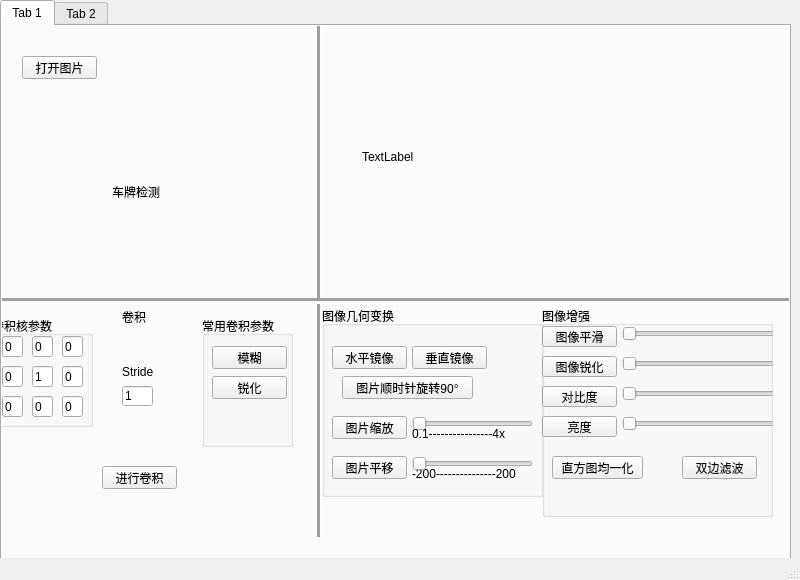
First picture: the form in main.ui, repository GongZikang/image_processing_demo, before the edit.
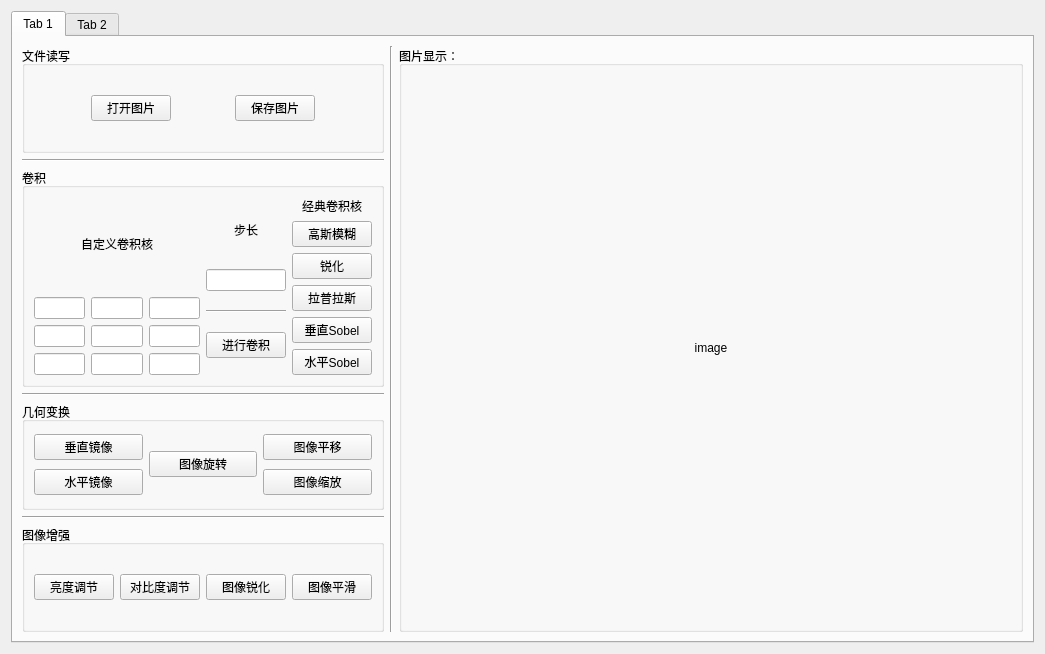
Second picture: the form after the edit.

Commit message: 添加初始提醒图片 重构ui布局，可拉伸窗口适配各元素大小

What changed in the file:
```diff
--- a/main.ui
+++ b/main.ui
@@ -1,666 +1,489 @@
 <?xml version="1.0" encoding="UTF-8"?>
 <ui version="4.0">
  <class>ImageProcessing</class>
- <widget class="QMainWindow" name="ImageProcessing">
+ <widget class="QWidget" name="ImageProcessing">
   <property name="geometry">
    <rect>
     <x>0</x>
     <y>0</y>
-    <width>800</width>
-    <height>580</height>
+    <width>904</width>
+    <height>654</height>
    </rect>
   </property>
-  <property name="minimumSize">
-   <size>
-    <width>800</width>
-    <height>580</height>
-   </size>
-  </property>
-  <property name="maximumSize">
-   <size>
-    <width>1600</width>
-    <height>1160</height>
-   </size>
-  </property>
   <property name="windowTitle">
    <string>ImageProcessing</string>
   </property>
-  <property name="whatsThis">
-   <string/>
-  </property>
-  <property name="animated">
-   <bool>true</bool>
-  </property>
-  <widget class="QWidget" name="centralwidget">
-   <widget class="QPushButton" name="pushButton_9">
-    <property name="geometry">
-     <rect>
-      <x>10</x>
-      <y>40</y>
-      <width>75</width>
-      <height>23</height>
-     </rect>
-    </property>
-    <property name="text">
-     <string>上传图像</string>
-    </property>
-   </widget>
-   <widget class="QTabWidget" name="tabWidget">
-    <property name="geometry">
-     <rect>
-      <x>0</x>
-      <y>0</y>
-      <width>791</width>
-      <height>601</height>
-     </rect>
-    </property>
-    <property name="currentIndex">
-     <number>0</number>
-    </property>
-    <widget class="QWidget" name="tab">
-     <attribute name="title">
-      <string>Tab 1</string>
-     </attribute>
-     <widget class="QLabel" name="label_4">
-      <property name="geometry">
-       <rect>
-        <x>110</x>
-        <y>160</y>
-        <width>54</width>
-        <height>12</height>
-       </rect>
-      </property>
-      <property name="text">
-       <string>车牌检测</string>
-      </property>
+  <layout class="QHBoxLayout" name="horizontalLayout_7">
+   <item>
+    <widget class="QTabWidget" name="tabWidget">
+     <property name="currentIndex">
+      <number>0</number>
+     </property>
+     <widget class="QWidget" name="tab">
+      <attribute name="title">
+       <string>Tab 1</string>
+      </attribute>
+      <layout class="QHBoxLayout" name="horizontalLayout_9">
+       <item>
+        <layout class="QHBoxLayout" name="horizontalLayout_3" stretch="0,0,0">
+         <item>
+          <layout class="QVBoxLayout" name="verticalLayout_5" stretch="0,0,0,0,0,0,0">
+           <property name="rightMargin">
+            <number>0</number>
+           </property>
+           <item>
+            <layout class="QHBoxLayout" name="horizontalLayout_6">
+             <item>
+              <widget class="QGroupBox" name="groupBox_2">
+               <property name="title">
+                <string>文件读写</string>
+               </property>
+               <layout class="QHBoxLayout" name="horizontalLayout_11">
+                <item>
+                 <spacer name="horizontalSpacer_2">
+                  <property name="orientation">
+                   <enum>Qt::Horizontal</enum>
+                  </property>
+                  <property name="sizeHint" stdset="0">
+                   <size>
+                    <width>40</width>
+                    <height>20</height>
+                   </size>
+                  </property>
+                 </spacer>
+                </item>
+                <item>
+                 <widget class="QPushButton" name="b_open_image">
+                  <property name="text">
+                   <string>打开图片</string>
+                  </property>
+                 </widget>
+                </item>
+                <item>
+                 <spacer name="horizontalSpacer">
+                  <property name="orientation">
+                   <enum>Qt::Horizontal</enum>
+                  </property>
+                  <property name="sizeHint" stdset="0">
+                   <size>
+                    <width>40</width>
+                    <height>20</height>
+                   </size>
+                  </property>
+                 </spacer>
+                </item>
+                <item>
+                 <widget class="QPushButton" name="b_save_image">
+                  <property name="text">
+                   <string>保存图片</string>
+                  </property>
+                 </widget>
+                </item>
+                <item>
+                 <spacer name="horizontalSpacer_3">
+                  <property name="orientation">
+                   <enum>Qt::Horizontal</enum>
+                  </property>
+                  <property name="sizeHint" stdset="0">
+                   <size>
+                    <width>40</width>
+                    <height>20</height>
+                   </size>
+                  </property>
+                 </spacer>
+                </item>
+               </layout>
+              </widget>
+             </item>
+            </layout>
+           </item>
+           <item>
+            <widget class="Line" name="line_2">
+             <property name="orientation">
+              <enum>Qt::Horizontal</enum>
+             </property>
+            </widget>
+           </item>
+           <item>
+            <layout class="QHBoxLayout" name="horizontalLayout_4">
+             <item>
+              <widget class="QGroupBox" name="groupBox_3">
+               <property name="title">
+                <string>卷积</string>
+               </property>
+               <layout class="QHBoxLayout" name="horizontalLayout_18">
+                <item>
+                 <layout class="QHBoxLayout" name="horizontalLayout_17">
+                  <item>
+                   <layout class="QVBoxLayout" name="verticalLayout_6">
+                    <item>
+                     <widget class="QLabel" name="label_3">
+                      <property name="sizePolicy">
+                       <sizepolicy hsizetype="Minimum" vsizetype="Minimum">
+                        <horstretch>0</horstretch>
+                        <verstretch>0</verstretch>
+                       </sizepolicy>
+                      </property>
+                      <property name="text">
+                       <string>自定义卷积核</string>
+                      </property>
+                      <property name="alignment">
+                       <set>Qt::AlignCenter</set>
+                      </property>
+                     </widget>
+                    </item>
+                    <item>
+                     <layout class="QVBoxLayout" name="verticalLayout_8">
+                      <item>
+                       <layout class="QHBoxLayout" name="horizontalLayout_12">
+                        <item>
+                         <widget class="QLineEdit" name="lineEdit"/>
+                        </item>
+                        <item>
+                         <widget class="QLineEdit" name="lineEdit_2"/>
+                        </item>
+                        <item>
+                         <widget class="QLineEdit" name="lineEdit_3"/>
+                        </item>
+                       </layout>
+                      </item>
+                      <item>
+                       <layout class="QHBoxLayout" name="horizontalLayout_13">
+                        <item>
+                         <widget class="QLineEdit" name="lineEdit_4"/>
+                        </item>
+                        <item>
+                         <widget class="QLineEdit" name="lineEdit_5"/>
+                        </item>
+                        <item>
+                         <widget class="QLineEdit" name="lineEdit_6"/>
+                        </item>
+                       </layout>
+                      </item>
+                      <item>
+                       <layout class="QHBoxLayout" name="horizontalLayout_14">
+                        <item>
+                         <widget class="QLineEdit" name="lineEdit_7"/>
+                        </item>
+                        <item>
+                         <widget class="QLineEdit" name="lineEdit_8"/>
+                        </item>
+                        <item>
+                         <widget class="QLineEdit" name="lineEdit_9"/>
+                        </item>
+                       </layout>
+                      </item>
+                     </layout>
+                    </item>
+                   </layout>
+                  </item>
+                  <item>
+                   <layout class="QVBoxLayout" name="verticalLayout_9" stretch="0,0,0,0">
+                    <item>
+                     <widget class="QLabel" name="label">
+                      <property name="sizePolicy">
+                       <sizepolicy hsizetype="Minimum" vsizetype="Minimum">
+                        <horstretch>1</horstretch>
+                        <verstretch>1</verstretch>
+                       </sizepolicy>
+                      </property>
+                      <property name="maximumSize">
+                       <size>
+                        <width>200</width>
+                        <height>40</height>
+                       </size>
+                      </property>
+                      <property name="text">
+                       <string>步长</string>
+                      </property>
+                      <property name="alignment">
+                       <set>Qt::AlignCenter</set>
+                      </property>
+                     </widget>
+                    </item>
+                    <item>
+                     <widget class="QLineEdit" name="lineEdit_10">
+                      <property name="sizePolicy">
+                       <sizepolicy hsizetype="Expanding" vsizetype="Fixed">
+                        <horstretch>2</horstretch>
+                        <verstretch>2</verstretch>
+                       </sizepolicy>
+                      </property>
+                     </widget>
+                    </item>
+                    <item>
+                     <widget class="Line" name="line_5">
+                      <property name="sizePolicy">
+                       <sizepolicy hsizetype="Minimum" vsizetype="Fixed">
+                        <horstretch>1</horstretch>
+                        <verstretch>1</verstretch>
+                       </sizepolicy>
+                      </property>
+                      <property name="orientation">
+                       <enum>Qt::Horizontal</enum>
+                      </property>
+                     </widget>
+                    </item>
+                    <item>
+                     <widget class="QPushButton" name="pushButton_16">
+                      <property name="sizePolicy">
+                       <sizepolicy hsizetype="Minimum" vsizetype="Fixed">
+                        <horstretch>1</horstretch>
+                        <verstretch>1</verstretch>
+                       </sizepolicy>
+                      </property>
+                      <property name="text">
+                       <string>进行卷积</string>
+                      </property>
+                     </widget>
+                    </item>
+                   </layout>
+                  </item>
+                  <item>
+                   <layout class="QVBoxLayout" name="verticalLayout_7">
+                    <item>
+                     <widget class="QLabel" name="label_4">
+                      <property name="sizePolicy">
+                       <sizepolicy hsizetype="Minimum" vsizetype="Minimum">
+                        <horstretch>0</horstretch>
+                        <verstretch>0</verstretch>
+                       </sizepolicy>
+                      </property>
+                      <property name="text">
+                       <string>经典卷积核</string>
+                      </property>
+                      <property name="alignment">
+                       <set>Qt::AlignCenter</set>
+                      </property>
+                     </widget>
+                    </item>
+                    <item>
+                     <widget class="QPushButton" name="pushButton_11">
+                      <property name="text">
+                       <string>高斯模糊</string>
+                      </property>
+                     </widget>
+                    </item>
+                    <item>
+                     <widget class="QPushButton" name="pushButton_12">
+                      <property name="text">
+                       <string>锐化</string>
+                      </property>
+                     </widget>
+                    </item>
+                    <item>
+                     <widget class="QPushButton" name="pushButton_13">
+                      <property name="text">
+                       <string>拉普拉斯</string>
+                      </property>
+                     </widget>
+                    </item>
+                    <item>
+                     <widget class="QPushButton" name="pushButton_14">
+                      <property name="text">
+                       <string>垂直Sobel</string>
+                      </property>
+                     </widget>
+                    </item>
+                    <item>
+                     <widget class="QPushButton" name="pushButton_15">
+                      <property name="text">
+                       <string>水平Sobel</string>
+                      </property>
+                     </widget>
+                    </item>
+                   </layout>
+                  </item>
+                 </layout>
+                </item>
+               </layout>
+              </widget>
+             </item>
+            </layout>
+           </item>
+           <item>
+            <widget class="Line" name="line_3">
+             <property name="orientation">
+              <enum>Qt::Horizontal</enum>
+             </property>
+            </widget>
+           </item>
+           <item>
+            <widget class="QGroupBox" name="groupBox_5">
+             <property name="title">
+              <string>几何变换</string>
+             </property>
+             <layout class="QHBoxLayout" name="horizontalLayout_16">
+              <item>
+               <layout class="QVBoxLayout" name="verticalLayout_10">
+                <item>
+                 <widget class="QPushButton" name="pushButton_7">
+                  <property name="text">
+                   <string>垂直镜像</string>
+                  </property>
+                 </widget>
+                </item>
+                <item>
+                 <widget class="QPushButton" name="pushButton_6">
+                  <property name="text">
+                   <string>水平镜像</string>
+                  </property>
+                 </widget>
+                </item>
+               </layout>
+              </item>
+              <item>
+               <widget class="QPushButton" name="pushButton_8">
+                <property name="text">
+                 <string>图像旋转</string>
+                </property>
+               </widget>
+              </item>
+              <item>
+               <layout class="QVBoxLayout" name="verticalLayout_11">
+                <item>
+                 <widget class="QPushButton" name="pushButton_10">
+                  <property name="text">
+                   <string>图像平移</string>
+                  </property>
+                 </widget>
+                </item>
+                <item>
+                 <widget class="QPushButton" name="pushButton_9">
+                  <property name="text">
+                   <string>图像缩放</string>
+                  </property>
+                 </widget>
+                </item>
+               </layout>
+              </item>
+             </layout>
+            </widget>
+           </item>
+           <item>
+            <widget class="Line" name="line_4">
+             <property name="orientation">
+              <enum>Qt::Horizontal</enum>
+             </property>
+            </widget>
+           </item>
+           <item>
+            <layout class="QHBoxLayout" name="horizontalLayout_5">
+             <item>
+              <widget class="QGroupBox" name="groupBox_4">
+               <property name="title">
+                <string>图像增强</string>
+               </property>
+               <layout class="QHBoxLayout" name="horizontalLayout_15">
+                <item>
+                 <widget class="QPushButton" name="pushButton_5">
+                  <property name="text">
+                   <string>亮度调节</string>
+                  </property>
+                 </widget>
+                </item>
+                <item>
+                 <widget class="QPushButton" name="pushButton_4">
+                  <property name="text">
+                   <string>对比度调节</string>
+                  </property>
+                 </widget>
+                </item>
+                <item>
+                 <widget class="QPushButton" name="pushButton_3">
+                  <property name="text">
+                   <string>图像锐化</string>
+                  </property>
+                 </widget>
+                </item>
+                <item>
+                 <widget class="QPushButton" name="pushButton_2">
+                  <property name="text">
+                   <string>图像平滑</string>
+                  </property>
+                 </widget>
+                </item>
+               </layout>
+              </widget>
+             </item>
+            </layout>
+           </item>
+          </layout>
+         </item>
+         <item>
+          <widget class="Line" name="line">
+           <property name="orientation">
+            <enum>Qt::Vertical</enum>
+           </property>
+          </widget>
+         </item>
+         <item>
+          <layout class="QVBoxLayout" name="verticalLayout_2" stretch="0">
+           <item>
+            <layout class="QVBoxLayout" name="verticalLayout_4">
+             <item>
+              <widget class="QGroupBox" name="groupBox">
+               <property name="title">
+                <string>图片显示：</string>
+               </property>
+               <layout class="QHBoxLayout" name="horizontalLayout_8">
+                <item>
+                 <widget class="QLabel" name="image_label">
+                  <property name="sizePolicy">
+                   <sizepolicy hsizetype="Preferred" vsizetype="Preferred">
+                    <horstretch>5</horstretch>
+                    <verstretch>0</verstretch>
+                   </sizepolicy>
+                  </property>
+                  <property name="minimumSize">
+                   <size>
+                    <width>600</width>
+                    <height>400</height>
+                   </size>
+                  </property>
+                  <property name="text">
+                   <string>image</string>
+                  </property>
+                  <property name="alignment">
+                   <set>Qt::AlignCenter</set>
+                  </property>
+                 </widget>
+                </item>
+               </layout>
+              </widget>
+             </item>
+            </layout>
+           </item>
+          </layout>
+         </item>
+        </layout>
+       </item>
+      </layout>
      </widget>
-     <widget class="QPushButton" name="pushButton_10">
-      <property name="geometry">
-       <rect>
-        <x>100</x>
-        <y>440</y>
-        <width>75</width>
-        <height>23</height>
-       </rect>
-      </property>
-      <property name="text">
-       <string>进行卷积</string>
-      </property>
+     <widget class="QWidget" name="tab_2">
+      <attribute name="title">
+       <string>Tab 2</string>
+      </attribute>
+      <layout class="QHBoxLayout" name="horizontalLayout_10">
+       <item>
+        <widget class="QPushButton" name="pushButton">
+         <property name="text">
+          <string>PushButton</string>
+         </property>
+        </widget>
+       </item>
+       <item>
+        <widget class="QLabel" name="label_2">
+         <property name="text">
+          <string>TextLabel</string>
+         </property>
+        </widget>
+       </item>
+      </layout>
      </widget>
-     <widget class="QGroupBox" name="groupBox_2">
-      <property name="geometry">
-       <rect>
-        <x>540</x>
-        <y>280</y>
-        <width>231</width>
-        <height>211</height>
-       </rect>
-      </property>
-      <property name="title">
-       <string>图像增强</string>
-      </property>
-      <widget class="QPushButton" name="pushButton_6">
-       <property name="geometry">
-        <rect>
-         <x>140</x>
-         <y>150</y>
-         <width>75</width>
-         <height>23</height>
-        </rect>
-       </property>
-       <property name="text">
-        <string>双边滤波</string>
-       </property>
-      </widget>
-      <widget class="QSlider" name="horizontalSlider_3">
-       <property name="geometry">
-        <rect>
-         <x>80</x>
-         <y>80</y>
-         <width>160</width>
-         <height>16</height>
-        </rect>
-       </property>
-       <property name="orientation">
-        <enum>Qt::Horizontal</enum>
-       </property>
-      </widget>
-      <widget class="QPushButton" name="pushButton_4">
-       <property name="geometry">
-        <rect>
-         <x>0</x>
-         <y>110</y>
-         <width>75</width>
-         <height>21</height>
-        </rect>
-       </property>
-       <property name="text">
-        <string>亮度</string>
-       </property>
-      </widget>
-      <widget class="QSlider" name="horizontalSlider_2">
-       <property name="geometry">
-        <rect>
-         <x>80</x>
-         <y>50</y>
-         <width>160</width>
-         <height>16</height>
-        </rect>
-       </property>
-       <property name="orientation">
-        <enum>Qt::Horizontal</enum>
-       </property>
-      </widget>
-      <widget class="QPushButton" name="pushButton_5">
-       <property name="geometry">
-        <rect>
-         <x>10</x>
-         <y>150</y>
-         <width>91</width>
-         <height>23</height>
-        </rect>
-       </property>
-       <property name="text">
-        <string>直方图均一化</string>
-       </property>
-      </widget>
-      <widget class="QSlider" name="horizontalSlider">
-       <property name="geometry">
-        <rect>
-         <x>80</x>
-         <y>20</y>
-         <width>160</width>
-         <height>16</height>
-        </rect>
-       </property>
-       <property name="orientation">
-        <enum>Qt::Horizontal</enum>
-       </property>
-      </widget>
-      <widget class="QPushButton" name="pushButton">
-       <property name="geometry">
-        <rect>
-         <x>0</x>
-         <y>20</y>
-         <width>75</width>
-         <height>21</height>
-        </rect>
-       </property>
-       <property name="text">
-        <string>图像平滑</string>
-       </property>
-      </widget>
-      <widget class="QPushButton" name="pushButton_2">
-       <property name="geometry">
-        <rect>
-         <x>0</x>
-         <y>50</y>
-         <width>75</width>
-         <height>21</height>
-        </rect>
-       </property>
-       <property name="text">
-        <string>图像锐化</string>
-       </property>
-      </widget>
-      <widget class="QSlider" name="horizontalSlider_4">
-       <property name="geometry">
-        <rect>
-         <x>80</x>
-         <y>110</y>
-         <width>160</width>
-         <height>16</height>
-        </rect>
-       </property>
-       <property name="orientation">
-        <enum>Qt::Horizontal</enum>
-       </property>
-      </widget>
-      <widget class="QPushButton" name="pushButton_3">
-       <property name="geometry">
-        <rect>
-         <x>0</x>
-         <y>80</y>
-         <width>75</width>
-         <height>21</height>
-        </rect>
-       </property>
-       <property name="text">
-        <string>对比度</string>
-       </property>
-      </widget>
-     </widget>
-     <widget class="QLabel" name="label_3">
-      <property name="geometry">
-       <rect>
-        <x>120</x>
-        <y>340</y>
-        <width>54</width>
-        <height>12</height>
-       </rect>
-      </property>
-      <property name="text">
-       <string>Stride</string>
-      </property>
-     </widget>
-     <widget class="QGroupBox" name="groupBox_4">
-      <property name="geometry">
-       <rect>
-        <x>200</x>
-        <y>290</y>
-        <width>91</width>
-        <height>131</height>
-       </rect>
-      </property>
-      <property name="title">
-       <string>常用卷积参数</string>
-      </property>
-      <widget class="QPushButton" name="pushButton_7">
-       <property name="geometry">
-        <rect>
-         <x>10</x>
-         <y>30</y>
-         <width>75</width>
-         <height>23</height>
-        </rect>
-       </property>
-       <property name="text">
-        <string>模糊</string>
-       </property>
-      </widget>
-      <widget class="QPushButton" name="pushButton_8">
-       <property name="geometry">
-        <rect>
-         <x>10</x>
-         <y>60</y>
-         <width>75</width>
-         <height>23</height>
-        </rect>
-       </property>
-       <property name="text">
-        <string>锐化</string>
-       </property>
-      </widget>
-     </widget>
-     <widget class="QLabel" name="label3">
-      <property name="geometry">
-       <rect>
-        <x>120</x>
-        <y>270</y>
-        <width>31</width>
-        <height>41</height>
-       </rect>
-      </property>
-      <property name="text">
-       <string>卷积</string>
-      </property>
-     </widget>
-     <widget class="QGroupBox" name="groupBox_3">
-      <property name="geometry">
-       <rect>
-        <x>-10</x>
-        <y>290</y>
-        <width>101</width>
-        <height>111</height>
-       </rect>
-      </property>
-      <property name="title">
-       <string>卷积核参数</string>
-      </property>
-      <widget class="QLineEdit" name="lineEdit_9">
-       <property name="geometry">
-        <rect>
-         <x>70</x>
-         <y>80</y>
-         <width>21</width>
-         <height>21</height>
-        </rect>
-       </property>
-       <property name="text">
-        <string>0</string>
-       </property>
-      </widget>
-      <widget class="QLineEdit" name="lineEdit_2">
-       <property name="geometry">
-        <rect>
-         <x>40</x>
-         <y>20</y>
-         <width>21</width>
-         <height>21</height>
-        </rect>
-       </property>
-       <property name="text">
-        <string>0</string>
-       </property>
-      </widget>
-      <widget class="QLineEdit" name="lineEdit_7">
-       <property name="geometry">
-        <rect>
-         <x>10</x>
-         <y>80</y>
-         <width>21</width>
-         <height>21</height>
-        </rect>
-       </property>
-       <property name="text">
-        <string>0</string>
-       </property>
-      </widget>
-      <widget class="QLineEdit" name="lineEdit_8">
-       <property name="geometry">
-        <rect>
-         <x>40</x>
-         <y>80</y>
-         <width>21</width>
-         <height>21</height>
-        </rect>
-       </property>
-       <property name="text">
-        <string>0</string>
-       </property>
-      </widget>
-      <widget class="QLineEdit" name="lineEdit_5">
-       <property name="geometry">
-        <rect>
-         <x>40</x>
-         <y>50</y>
-         <width>21</width>
-         <height>21</height>
-        </rect>
-       </property>
-       <property name="text">
-        <string>1</string>
-       </property>
-      </widget>
-      <widget class="QLineEdit" name="lineEdit_3">
-       <property name="geometry">
-        <rect>
-         <x>70</x>
-         <y>20</y>
-         <width>21</width>
-         <height>21</height>
-        </rect>
-       </property>
-       <property name="text">
-        <string>0</string>
-       </property>
-      </widget>
-      <widget class="QLineEdit" name="lineEdit_4">
-       <property name="geometry">
-        <rect>
-         <x>10</x>
-         <y>50</y>
-         <width>21</width>
-         <height>21</height>
-        </rect>
-       </property>
-       <property name="text">
-        <string>0</string>
-       </property>
-      </widget>
-      <widget class="QLineEdit" name="lineEdit_6">
-       <property name="geometry">
-        <rect>
-         <x>70</x>
-         <y>50</y>
-         <width>21</width>
-         <height>21</height>
-        </rect>
-       </property>
-       <property name="text">
-        <string>0</string>
-       </property>
-      </widget>
-      <widget class="QLineEdit" name="lineEdit">
-       <property name="geometry">
-        <rect>
-         <x>10</x>
-         <y>20</y>
-         <width>21</width>
-         <height>21</height>
-        </rect>
-       </property>
-       <property name="text">
-        <string>0</string>
-       </property>
-      </widget>
-     </widget>
-     <widget class="Line" name="line">
-      <property name="geometry">
-       <rect>
-        <x>310</x>
-        <y>-80</y>
-        <width>16</width>
-        <height>591</height>
-       </rect>
-      </property>
-      <property name="lineWidth">
-       <number>3</number>
-      </property>
-      <property name="orientation">
-       <enum>Qt::Vertical</enum>
-      </property>
-     </widget>
-     <widget class="QLineEdit" name="lineEdit_10">
-      <property name="geometry">
-       <rect>
-        <x>120</x>
-        <y>360</y>
-        <width>31</width>
-        <height>20</height>
-       </rect>
-      </property>
-      <property name="layoutDirection">
-       <enum>Qt::LeftToRight</enum>
-      </property>
-      <property name="text">
-       <string>1</string>
-      </property>
-     </widget>
-     <widget class="Line" name="line_2">
-      <property name="geometry">
-       <rect>
-        <x>-20</x>
-        <y>250</y>
-        <width>831</width>
-        <height>51</height>
-       </rect>
-      </property>
-      <property name="lineWidth">
-       <number>3</number>
-      </property>
-      <property name="orientation">
-       <enum>Qt::Horizontal</enum>
-      </property>
-     </widget>
-     <widget class="QGroupBox" name="groupBox">
-      <property name="geometry">
-       <rect>
-        <x>320</x>
-        <y>280</y>
-        <width>221</width>
-        <height>191</height>
-       </rect>
-      </property>
-      <property name="title">
-       <string>图像几何变换</string>
-      </property>
-      <widget class="QLabel" name="label_2">
-       <property name="geometry">
-        <rect>
-         <x>90</x>
-         <y>160</y>
-         <width>131</width>
-         <height>16</height>
-        </rect>
-       </property>
-       <property name="text">
-        <string>-200---------------200</string>
-       </property>
-      </widget>
-      <widget class="QPushButton" name="pushButton2">
-       <property name="geometry">
-        <rect>
-         <x>90</x>
-         <y>40</y>
-         <width>75</width>
-         <height>23</height>
-        </rect>
-       </property>
-       <property name="text">
-        <string>垂直镜像</string>
-       </property>
-      </widget>
-      <widget class="QPushButton" name="pushButton3">
-       <property name="geometry">
-        <rect>
-         <x>20</x>
-         <y>70</y>
-         <width>131</width>
-         <height>23</height>
-        </rect>
-       </property>
-       <property name="text">
-        <string>图片顺时针旋转90°</string>
-       </property>
-      </widget>
-      <widget class="QPushButton" name="pushButton4">
-       <property name="geometry">
-        <rect>
-         <x>10</x>
-         <y>110</y>
-         <width>75</width>
-         <height>23</height>
-        </rect>
-       </property>
-       <property name="text">
-        <string>图片缩放</string>
-       </property>
-      </widget>
-      <widget class="QPushButton" name="pushButton1">
-       <property name="geometry">
-        <rect>
-         <x>10</x>
-         <y>40</y>
-         <width>75</width>
-         <height>23</height>
-        </rect>
-       </property>
-       <property name="text">
-        <string>水平镜像</string>
-       </property>
-      </widget>
-      <widget class="QSlider" name="horizontalSlider1">
-       <property name="geometry">
-        <rect>
-         <x>90</x>
-         <y>110</y>
-         <width>121</width>
-         <height>16</height>
-        </rect>
-       </property>
-       <property name="orientation">
-        <enum>Qt::Horizontal</enum>
-       </property>
-      </widget>
-      <widget class="QLabel" name="label">
-       <property name="geometry">
-        <rect>
-         <x>90</x>
-         <y>120</y>
-         <width>131</width>
-         <height>16</height>
-        </rect>
-       </property>
-       <property name="text">
-        <string>0.1----------------4x</string>
-       </property>
-      </widget>
-      <widget class="QSlider" name="horizontalSlider1_2">
-       <property name="geometry">
-        <rect>
-         <x>90</x>
-         <y>150</y>
-         <width>121</width>
-         <height>16</height>
-        </rect>
-       </property>
-       <property name="orientation">
-        <enum>Qt::Horizontal</enum>
-       </property>
-      </widget>
-      <widget class="QPushButton" name="pushButton5">
-       <property name="geometry">
-        <rect>
-         <x>10</x>
-         <y>150</y>
-         <width>75</width>
-         <height>23</height>
-        </rect>
-       </property>
-       <property name="text">
-        <string>图片平移</string>
-       </property>
-      </widget>
-     </widget>
-     <widget class="QPushButton" name="pushButton_12">
-      <property name="geometry">
-       <rect>
-        <x>20</x>
-        <y>30</y>
-        <width>75</width>
-        <height>23</height>
-       </rect>
-      </property>
-      <property name="text">
-       <string>打开图片</string>
-      </property>
-     </widget>
-     <widget class="QLabel" name="label_5">
-      <property name="geometry">
-       <rect>
-        <x>360</x>
-        <y>20</y>
-        <width>381</width>
-        <height>221</height>
-       </rect>
-      </property>
-      <property name="text">
-       <string>TextLabel</string>
-      </property>
-     </widget>
     </widget>
-    <widget class="QWidget" name="tab_2">
-     <attribute name="title">
-      <string>Tab 2</string>
-     </attribute>
-     <widget class="QPushButton" name="pushButton_11">
-      <property name="geometry">
-       <rect>
-        <x>350</x>
-        <y>150</y>
-        <width>75</width>
-        <height>23</height>
-       </rect>
-      </property>
-      <property name="text">
-       <string>PushButton</string>
-      </property>
-     </widget>
-    </widget>
-   </widget>
-  </widget>
-  <widget class="QStatusBar" name="statusbar"/>
-  <widget class="QMenuBar" name="menubar">
-   <property name="geometry">
-    <rect>
-     <x>0</x>
-     <y>0</y>
-     <width>800</width>
-     <height>22</height>
-    </rect>
-   </property>
-  </widget>
+   </item>
+  </layout>
  </widget>
  <resources/>
  <connections/>
```
The commit also changes 2 other files.
